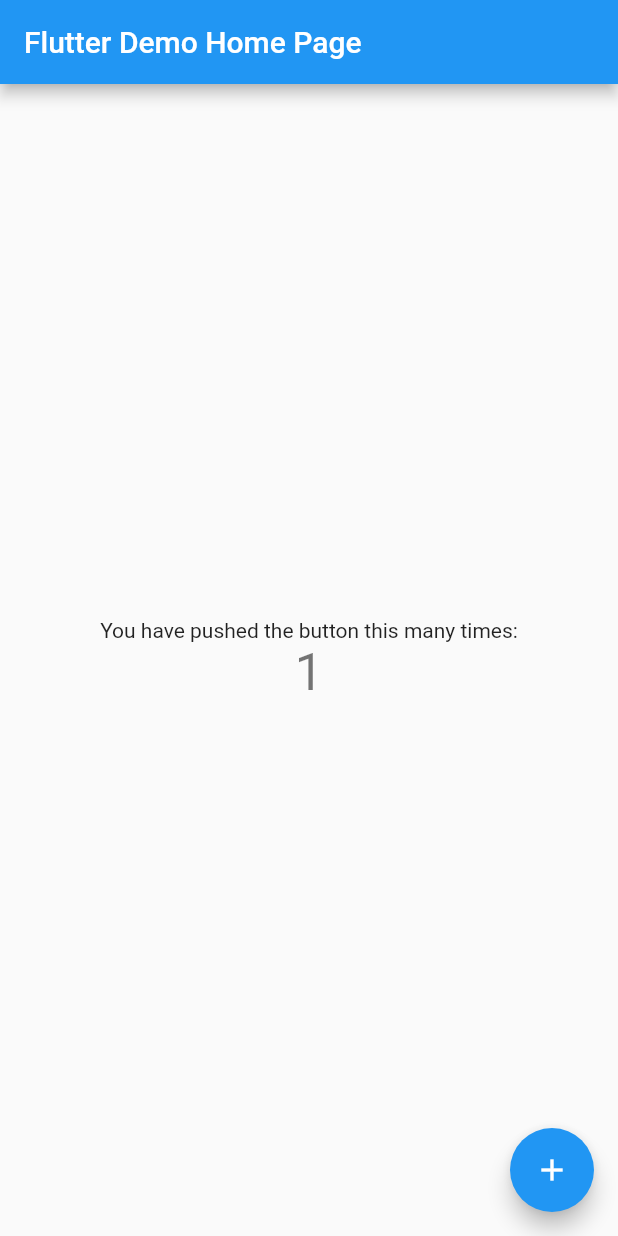
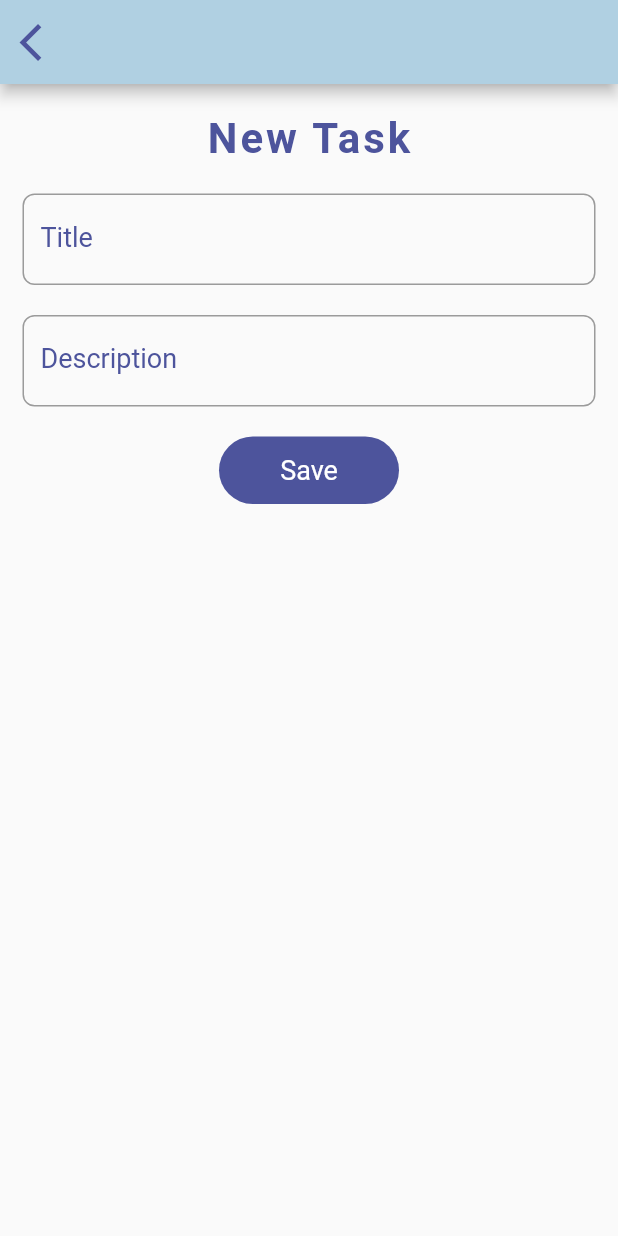
Before and after one commit to mayhninkyi/todo, a Flutter app: the screen it shows after launch, after a tap on the "add" icon, on a phone screen of 412 x 824 dp. Run offline on Flutter 3.47's test engine with Material 2 defaults, Android fonts, the phone set to English and light mode, and no system bars; our stand-ins replace bloc, flutter_bloc, fluttertoast, hive, hive_flutter; accounts and stored records are empty.

Commit message:
todo app

```diff
--- /dev/null
+++ b/lib/bloc/task_cubit.dart
@@ -0,0 +1,49 @@
+import 'package:bloc/bloc.dart';
+import 'package:flutter/material.dart';
+import 'package:todo/model/model_todo.dart';
+import 'package:todo/db/database.dart';
+
+part 'task_state.dart';
+
+class TaskBloc extends Cubit<TaskDataState> {
+  TaskBloc() : super(TaskDataInitial());
+
+  final taskBox = database.getTask();
+  List<TaskModel> activeTasks = [];
+  List<TaskModel> completeTasks = [];
+
+  fetchTasks() async {
+    final allTasks = taskBox.keys.map((key) {
+      TaskModel? taskModel = taskBox.get(key);
+      taskModel?.key = key;
+      return taskModel;
+    }).toList();
+    activeTasks = [];
+    completeTasks = [];
+    for (var val in allTasks) {
+      if (val?.completed ?? false) {
+        completeTasks.add(val ?? TaskModel());
+      } else {
+        activeTasks.add(val ?? TaskModel());
+      }
+    }
+
+    emit(TaskDataSuccess(activeTasks, completeTasks));
+  }
+
+  editTask(TaskModel model, int key) async {
+    taskBox.put(key, model);
+    fetchTasks();
+  }
+
+  deleteTask(int key) async {
+    taskBox.deleteAt(key);
+    fetchTasks();
+  }
+
+  addTasks(TaskModel model) async {
+    taskBox.add(model);
+    fetchTasks();
+  }
+
+}
--- /dev/null
+++ b/lib/bloc/task_state.dart
@@ -0,0 +1,15 @@
+
+part of 'task_cubit.dart';
+
+@immutable
+abstract class TaskDataState{}
+
+class TaskDataInitial extends TaskDataState{}
+
+class TaskDataSuccess extends TaskDataState{
+  final List<TaskModel> data;
+  final List<TaskModel> completedData;
+  TaskDataSuccess(this.data,this.completedData);
+}
+
+class TaskDataFail extends TaskDataState{}
--- /dev/null
+++ b/lib/db/database.dart
@@ -0,0 +1,21 @@
+import 'package:hive_flutter/hive_flutter.dart';
+import 'package:todo/model/model_todo.dart';
+
+class Database {
+  Database._();
+
+  init() async {
+    await registerBoxes();
+  }
+
+  Box<TaskModel> getTask() => Hive.box<TaskModel>('tasks');
+
+  Future<void> registerBoxes() async {
+    await Hive.initFlutter();
+
+    Hive.registerAdapter(TaskModelAdapter());
+    await Hive.openBox<TaskModel>('tasks');
+  }
+}
+
+Database database = Database._();
--- a/lib/main.dart
+++ b/lib/main.dart
@@ -1,115 +1,28 @@
 import 'package:flutter/material.dart';
+import 'package:flutter_bloc/flutter_bloc.dart';
+import 'package:todo/bloc/task_cubit.dart';
+import 'package:todo/db/database.dart';
+import 'package:todo/screens/home.dart';
 
-void main() {
+void main() async{
+  WidgetsFlutterBinding.ensureInitialized();
+  await database.init();
   runApp(const MyApp());
 }
 
 class MyApp extends StatelessWidget {
-  const MyApp({super.key});
+  const MyApp({Key? key}) : super(key: key);
 
-  // This widget is the root of your application.
   @override
   Widget build(BuildContext context) {
-    return MaterialApp(
-      title: 'Flutter Demo',
-      theme: ThemeData(
-        // This is the theme of your application.
-        //
-        // Try running your application with "flutter run". You'll see the
-        // application has a blue toolbar. Then, without quitting the app, try
-        // changing the primarySwatch below to Colors.green and then invoke
-        // "hot reload" (press "r" in the console where you ran "flutter run",
-        // or simply save your changes to "hot reload" in a Flutter IDE).
-        // Notice that the counter didn't reset back to zero; the application
-        // is not restarted.
-        primarySwatch: Colors.blue,
+    return BlocProvider(
+      create: (_)=> TaskBloc(),
+      child: MaterialApp(
+        title: 'TODO',
+        debugShowCheckedModeBanner: false,
+        theme: ThemeData(),
+        home: const Home(),
       ),
-      home: const MyHomePage(title: 'Flutter Demo Home Page'),
     );
   }
 }
-
-class MyHomePage extends StatefulWidget {
-  const MyHomePage({super.key, required this.title});
-
-  // This widget is the home page of your application. It is stateful, meaning
-  // that it has a State object (defined below) that contains fields that affect
-  // how it looks.
-
-  // This class is the configuration for the state. It holds the values (in this
-  // case the title) provided by the parent (in this case the App widget) and
-  // used by the build method of the State. Fields in a Widget subclass are
-  // always marked "final".
-
-  final String title;
-
-  @override
-  State<MyHomePage> createState() => _MyHomePageState();
-}
-
-class _MyHomePageState extends State<MyHomePage> {
-  int _counter = 0;
-
-  void _incrementCounter() {
-    setState(() {
-      // This call to setState tells the Flutter framework that something has
-      // changed in this State, which causes it to rerun the build method below
-      // so that the display can reflect the updated values. If we changed
-      // _counter without calling setState(), then the build method would not be
-      // called again, and so nothing would appear to happen.
-      _counter++;
-    });
-  }
-
-  @override
-  Widget build(BuildContext context) {
-    // This method is rerun every time setState is called, for instance as done
-    // by the _incrementCounter method above.
-    //
-    // The Flutter framework has been optimized to make rerunning build methods
-    // fast, so that you can just rebuild anything that needs updating rather
-    // than having to individually change instances of widgets.
-    return Scaffold(
-      appBar: AppBar(
-        // Here we take the value from the MyHomePage object that was created by
-        // the App.build method, and use it to set our appbar title.
-        title: Text(widget.title),
-      ),
-      body: Center(
-        // Center is a layout widget. It takes a single child and positions it
-        // in the middle of the parent.
-        child: Column(
-          // Column is also a layout widget. It takes a list of children and
-          // arranges them vertically. By default, it sizes itself to fit its
-          // children horizontally, and tries to be as tall as its parent.
-          //
-          // Invoke "debug painting" (press "p" in the console, choose the
-          // "Toggle Debug Paint" action from the Flutter Inspector in Android
-          // Studio, or the "Toggle Debug Paint" command in Visual Studio Code)
-          // to see the wireframe for each widget.
-          //
-          // Column has various properties to control how it sizes itself and
-          // how it positions its children. Here we use mainAxisAlignment to
-          // center the children vertically; the main axis here is the vertical
-          // axis because Columns are vertical (the cross axis would be
-          // horizontal).
-          mainAxisAlignment: MainAxisAlignment.center,
-          children: <Widget>[
-            const Text(
-              'You have pushed the button this many times:',
-            ),
-            Text(
-              '$_counter',
-              style: Theme.of(context).textTheme.headline4,
-            ),
-          ],
-        ),
-      ),
-      floatingActionButton: FloatingActionButton(
-        onPressed: _incrementCounter,
-        tooltip: 'Increment',
-        child: const Icon(Icons.add),
-      ), // This trailing comma makes auto-formatting nicer for build methods.
-    );
-  }
-}
--- /dev/null
+++ b/lib/model/model_todo.dart
@@ -0,0 +1,17 @@
+import 'package:hive/hive.dart';
+
+part 'model_todo.g.dart';
+
+@HiveType(typeId: 0)
+class TaskModel extends HiveObject {
+  @HiveField(0)
+  String? title;
+  @HiveField(1)
+  String? description;
+  @HiveField(2)
+  bool? completed;
+  @HiveField(3)
+  int? key;
+
+  TaskModel({this.title, this.description, this.completed, this.key});
+}
--- /dev/null
+++ b/lib/screens/create_task.dart
@@ -0,0 +1,110 @@
+import 'package:flutter/material.dart';
+import 'package:flutter_bloc/flutter_bloc.dart';
+import 'package:fluttertoast/fluttertoast.dart';
+import 'package:todo/model/model_todo.dart';
+import 'package:todo/utils/constant.dart';
+import 'package:todo/utils/util.dart';
+import 'package:todo/widgets/custom_button.dart';
+import 'package:todo/widgets/custom_textfield.dart';
+
+import '../bloc/task_cubit.dart';
+
+class CreateTask extends StatelessWidget {
+  final bool isEdit;
+  final TaskModel? model;
+  final int? index;
+  CreateTask({super.key, required this.isEdit, this.model, this.index});
+  final TextEditingController titleController = TextEditingController();
+  final TextEditingController descController = TextEditingController();
+
+  @override
+  Widget build(BuildContext context) {
+    if (isEdit) {
+      titleController.text = model?.title ?? "";
+      descController.text = model?.description ?? "";
+    }
+    return Scaffold(
+      resizeToAvoidBottomInset: false,
+      appBar: AppBar(
+          backgroundColor: primaryColor,
+          leading: IconButton(
+            icon: const Icon(
+              Icons.arrow_back_ios,
+              size: 30.0,
+              color: secondaryColor,
+            ),
+            onPressed: () => context.back(),
+          )),
+      body: GestureDetector(
+        onTap: () => FocusScope.of(context).unfocus(),
+        child: SingleChildScrollView(
+          child: Column(
+            children: <Widget>[
+              kVerticalSpace(20),
+              Text(
+                isEdit ? "Edit Task" : "New Task",
+                style: const TextStyle(
+                  fontSize: 28.0,
+                  fontWeight: FontWeight.bold,
+                  letterSpacing: 2.0,
+                  color: secondaryColor,
+                ),
+              ),
+              kVerticalSpace(10),
+              Container(
+                padding: const EdgeInsets.symmetric(
+                    vertical: 10.0, horizontal: 15.0),
+                child: Column(
+                  crossAxisAlignment: CrossAxisAlignment.start,
+                  children: <Widget>[
+                    CustomTextField(
+                      label: 'Title',
+                      controller: titleController,
+                    ),
+                    const SizedBox(height: 20.0),
+                    CustomTextField(
+                      label: 'Description',
+                      controller: descController,
+                    ),
+                    const SizedBox(height: 20.0),
+                    Center(
+                        child: CustomButton(
+                            title: 'Save',
+                            onTap: () {
+                              FocusManager.instance.primaryFocus?.unfocus();
+                              if (titleController.text.isEmpty ||
+                                  descController.text.isEmpty) {
+                                Fluttertoast.showToast(
+                                  msg: "Please fill all the fields!",
+                                  toastLength: Toast.LENGTH_SHORT,
+                                  backgroundColor: primaryColor,
+                                  textColor: secondaryColor,
+                                  fontSize: 16.0,
+                                );
+                                return;
+                              }
+                              TaskModel taskModel = TaskModel(
+                                  title: titleController.text,
+                                  description: descController.text,
+                                  completed: false);
+
+                              if (isEdit) {
+                                context
+                                    .read<TaskBloc>()
+                                    .editTask(taskModel, index ?? 0);
+                              } else {
+                                context.read<TaskBloc>().addTasks(taskModel);
+                              }
+                              context.back();
+                            }))
+                  ],
+                ),
+              ),
+              const SizedBox(height: 5.0),
+            ],
+          ),
+        ),
+      ),
+    );
+  }
+}
--- /dev/null
+++ b/lib/screens/home.dart
@@ -0,0 +1,74 @@
+import 'package:flutter/material.dart';
+import 'package:flutter_bloc/flutter_bloc.dart';
+import 'package:todo/screens/completed_tasks.dart';
+import 'package:todo/screens/create_task.dart';
+import 'package:todo/screens/task.dart';
+import 'package:todo/utils/constant.dart';
+import 'package:todo/utils/util.dart';
+
+import '../bloc/task_cubit.dart';
+
+class Home extends StatefulWidget {
+  const Home({super.key});
+
+  @override
+  State<Home> createState() => _HomeState();
+}
+
+class _HomeState extends State<Home> {
+  @override
+  void initState() {
+    super.initState();
+    context.read<TaskBloc>().fetchTasks();
+  }
+
+  @override
+  Widget build(BuildContext context) {
+    return DefaultTabController(
+      length: 2,
+      child: Scaffold(
+        appBar: AppBar(
+          backgroundColor: primaryColor,
+          bottom: const TabBar(
+            indicatorColor: backgroundColor,
+            labelColor: secondaryColor,
+            unselectedLabelColor: Colors.white,
+            tabs: [
+              Tab(text: 'Tasks'),
+              Tab(text: 'Completed Task'),
+            ],
+          ),
+          title: Column(
+            crossAxisAlignment: CrossAxisAlignment.start,
+            children: [
+              Text(
+                'Hello!',
+                style: kTextStyleWhite(22),
+              ),
+              Text(
+                'This is your ToDo List.',
+                style: kTextStyleWhite(12),
+              ),
+            ],
+          ),
+        ),
+        body: const TabBarView(
+          children: [
+            Task(),
+            CompletedTask(),
+          ],
+        ),
+        floatingActionButton: FloatingActionButton(
+          backgroundColor: secondaryColor,
+          onPressed: () {
+            context.next(CreateTask(isEdit: false,));
+          },
+          child: const Icon(
+            Icons.add,
+            color: primaryColor,
+          ),
+        ),
+      ),
+    );
+  }
+}
--- /dev/null
+++ b/lib/screens/task.dart
@@ -0,0 +1,29 @@
+import 'package:flutter/material.dart';
+import 'package:flutter_bloc/flutter_bloc.dart';
+import 'package:todo/bloc/task_cubit.dart';
+import 'package:todo/screens/task_item.dart';
+import 'package:todo/widgets/empty_task.dart';
+
+class Task extends StatelessWidget {
+  const Task({super.key});
+
+  @override
+  Widget build(BuildContext context) {
+    return BlocBuilder<TaskBloc, TaskDataState>(
+        builder: (context, state) {
+      if (state is TaskDataInitial) {
+        return const Center(child: CircularProgressIndicator());
+      } else if (state is TaskDataSuccess) {
+        return state.data.isEmpty
+            ? const EmptyTask()
+            : ListView.builder(
+                shrinkWrap: true,
+                itemCount: state.data.length,
+                itemBuilder: (BuildContext context, int index) {
+                  return TaskItem(model:state.data[index],isComplete: false,index: index,);
+                });
+      }
+      return const Center(child: CircularProgressIndicator());
+    });
+  }
+}
--- /dev/null
+++ b/lib/utils/constant.dart
@@ -0,0 +1,5 @@
+import 'package:flutter/material.dart';
+
+const backgroundColor = Color(0xFF8c92cc);
+const primaryColor = Color(0xFFb0d0e2);
+const secondaryColor = Color(0xFF4d549c);
--- /dev/null
+++ b/lib/utils/util.dart
@@ -0,0 +1,31 @@
+
+import 'package:flutter/material.dart';
+import 'package:todo/utils/constant.dart';
+
+Widget kVerticalSpace(double height) => SizedBox(
+      height: height,
+    );
+
+Widget kHorizontalSpace(double width) => SizedBox(
+      width: width,
+    );
+
+
+extension NavigatorExtension<T> on BuildContext {
+  Future<T?> next<T>(Widget w, {Function? result}) {
+    return Navigator.push<T>(this, MaterialPageRoute(builder: (_) => w));
+  }
+
+  void back([T? result]) {
+    return Navigator.pop(this, result);
+  }
+}
+
+
+TextStyle kTextStyle(double size) {
+  return TextStyle(fontSize: size, color: secondaryColor);
+}
+
+TextStyle kTextStyleWhite(double size) {
+  return TextStyle(fontSize: size, color: Colors.white);
+}
--- /dev/null
+++ b/lib/widgets/custom_button.dart
@@ -0,0 +1,32 @@
+import 'package:flutter/material.dart';
+import 'package:todo/utils/constant.dart';
+import 'package:todo/utils/util.dart';
+
+class CustomButton extends StatelessWidget {
+  final VoidCallback onTap;
+  final String title;
+  const CustomButton({
+    Key? key,
+    required this.title,
+    required this.onTap,
+  }) : super(key: key);
+
+  @override
+  Widget build(BuildContext context) {
+    return GestureDetector(
+      onTap: onTap,
+      child: Container(
+          width: 120,
+          height: 45,
+          decoration: BoxDecoration(
+            color: secondaryColor,
+            borderRadius: BorderRadius.circular(30),
+          ),
+          child: Center(
+              child: Text(
+            title,
+            style: kTextStyleWhite(18),
+          ))),
+    );
+  }
+}
--- /dev/null
+++ b/lib/widgets/custom_textfield.dart
@@ -0,0 +1,30 @@
+import 'package:flutter/material.dart';
+import 'package:todo/utils/constant.dart';
+
+class CustomTextField extends StatelessWidget {
+  final String label;
+  final TextEditingController controller;
+  const CustomTextField(
+      {super.key,
+      required this.label,
+      required this.controller});
+
+  @override
+  Widget build(BuildContext context) {
+    return TextField(
+      style: const TextStyle(fontSize: 18.0),
+      decoration: InputDecoration(
+        labelText: label,
+        hintStyle: const TextStyle(fontSize: 18.0),
+        labelStyle: const TextStyle(fontSize: 18.0, color: secondaryColor),
+        focusedBorder: OutlineInputBorder(
+            borderRadius: BorderRadius.circular(8.0),
+            borderSide: const BorderSide(color: secondaryColor)),
+        border: OutlineInputBorder(
+            borderRadius: BorderRadius.circular(8.0),
+            borderSide: const BorderSide(color: secondaryColor)),
+      ),
+      controller: controller,
+    );
+  }
+}
--- /dev/null
+++ b/lib/widgets/empty_task.dart
@@ -0,0 +1,30 @@
+import 'package:flutter/material.dart';
+import 'package:todo/utils/constant.dart';
+
+class EmptyTask extends StatelessWidget {
+  const EmptyTask({super.key});
+
+  @override
+  Widget build(BuildContext context) {
+    return Center(
+      child: Column(
+        mainAxisAlignment: MainAxisAlignment.center,
+        children: const [
+          Icon(
+            Icons.menu,
+            size: 50.0,
+            color: secondaryColor,
+          ),
+          Text(
+            'No Tasks Yet, Please Add Some Tasks',
+            style: TextStyle(
+              fontSize: 16.0,
+              fontWeight: FontWeight.bold,
+              color: secondaryColor,
+            ),
+          ),
+        ],
+      ),
+    );
+  }
+}
```
Also changed, not shown: lib/screens/completed_tasks.dart (added, +33 -0 lines), lib/screens/task_item.dart (added, +120 -0 lines), pubspec.yaml (+10 -0 lines), lib/model/model_todo.g.dart (added), pubspec.lock, 7 other files.
